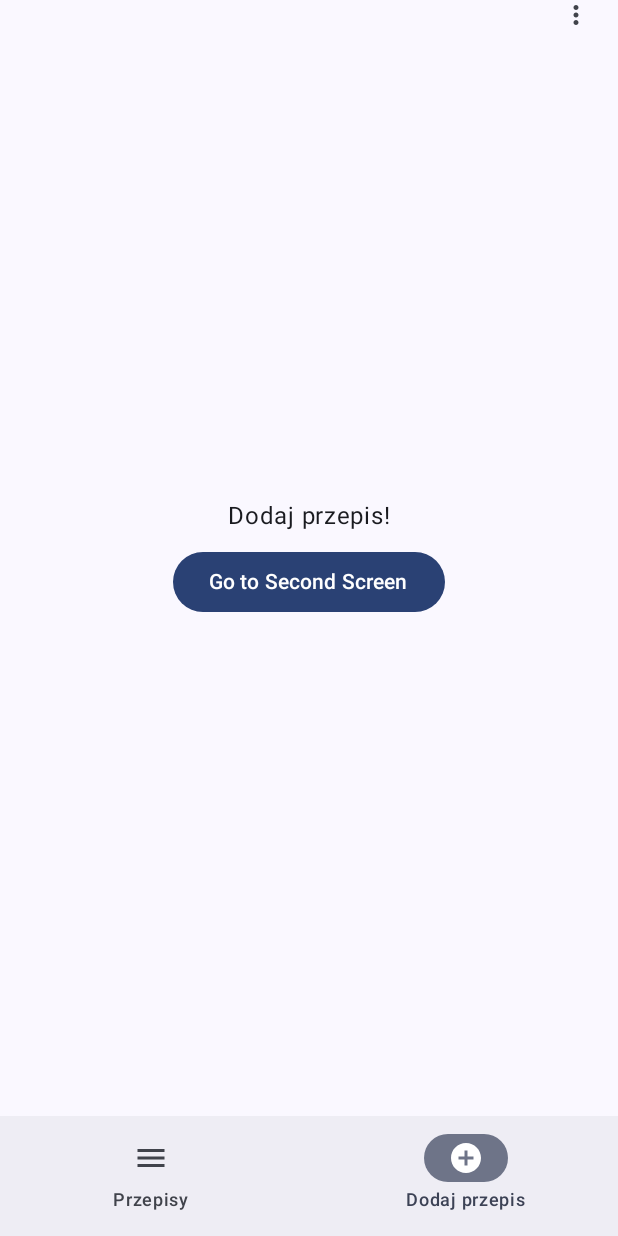
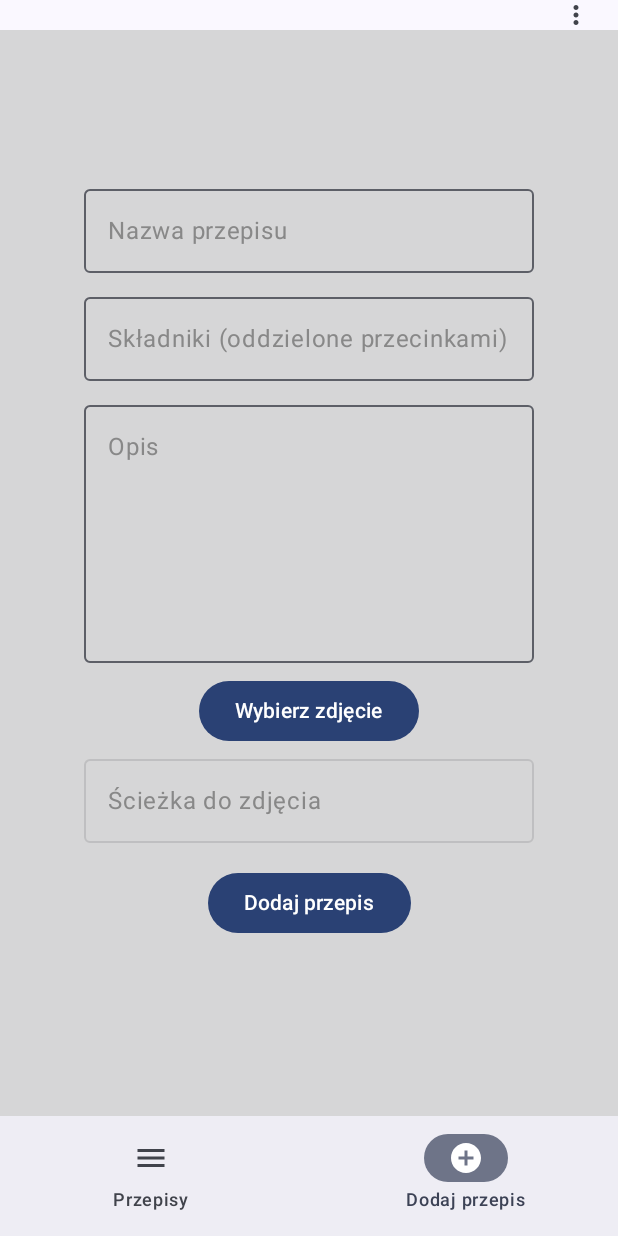
Before and after one commit to ovezthaking/TipplifyMobile, an Android app built with Jetpack Compose: the add_recipe_screen screen opened through its navigation route, on a phone screen of 412 x 824 dp. Run offline under Robolectric (Android 15) with nearby library versions, the phone set to English and light mode, and no system bars.

Commit message:
JSON files handling, add recipe function and screen

```diff
--- a/app/build.gradle.kts
+++ b/app/build.gradle.kts
@@ -52,6 +52,8 @@ android {
 
 dependencies {
 
+    implementation("androidx.datastore:datastore-preferences:1.0.0")
+    implementation("androidx.datastore:datastore:1.0.0")
     implementation("io.coil-kt:coil-compose:2.5.0")
     implementation("org.jetbrains.kotlinx:kotlinx-serialization-json:1.6.2")
     implementation("androidx.lifecycle:lifecycle-viewmodel-compose:2.6.2")
--- /dev/null
+++ b/app/src/main/assets/recipes/Mai Tai.json
@@ -0,0 +1 @@
+{"name":"Mai Tai","description":"W shakerze połączyć 30 ml rumu białego, 30 ml rumu ciemnego, 15 ml likieru migdałowego oraz 20 ml soku z limonki. Nalewać mieszankę do szklanki z lodem. Udekorować listkiem mięty i kawałkiem ananasa.","photoPath":"mai_tai.png","ingredients":["30 ml rumu białego 🥃","30 ml rumu ciemnego 🥃","15 ml likieru migdałowego 🍹","20 ml soku z limonki 🍋‍🟩","Kostki lodu ❄️","Listek mięty 🌿","Kawałek ananasa 🍍"]}
--- /dev/null
+++ b/app/src/main/assets/recipes/Manhattan.json
@@ -0,0 +1 @@
+{"name":"Manhattan","description":"W szkle do mieszania połączyć 60 ml bourbonu, 30 ml czerwonego wermutu i 2 krople Angostury Bitters. Nalewać do schłodzonej szklanki typu martini. Udekorować wisienką koktajlową.","photoPath":"Assets/manhattan.png","ingredients":["60 ml bourbonu 🥃","30 ml czerwonego wermutu 🍷","2 krople Angostury Bitters 🍹","Lód ❄️","Wisienka koktajlowa 🍒"]}
--- a/app/src/main/java/com/example/tipplify/AddRecipeScreen.kt
+++ b/app/src/main/java/com/example/tipplify/AddRecipeScreen.kt
@@ -1,28 +1,173 @@
 package com.example.tipplify
 
+import android.app.Application
+import android.content.Context
+import android.net.Uri
+import androidx.activity.compose.rememberLauncherForActivityResult
+import androidx.activity.result.contract.ActivityResultContracts
+import androidx.activity.result.launch
 import androidx.compose.foundation.layout.Arrangement
+import androidx.compose.foundation.layout.Box
 import androidx.compose.foundation.layout.Column
 import androidx.compose.foundation.layout.Spacer
 import androidx.compose.foundation.layout.fillMaxSize
 import androidx.compose.foundation.layout.height
+import androidx.compose.foundation.layout.padding
+import androidx.compose.foundation.layout.width
+import androidx.compose.foundation.text2.input.delete
 import androidx.compose.material3.Button
+import androidx.compose.material3.ExperimentalMaterial3Api
+import androidx.compose.material3.OutlinedTextField
 import androidx.compose.material3.Text
 import androidx.compose.runtime.Composable
+import androidx.compose.runtime.getValue
+import androidx.compose.runtime.mutableStateOf
+import androidx.compose.runtime.remember
+import androidx.compose.runtime.setValue
 import androidx.compose.ui.Alignment
 import androidx.compose.ui.Modifier
+import androidx.compose.ui.draw.paint
+import androidx.compose.ui.graphics.Color
+import androidx.compose.ui.layout.ContentScale
+import androidx.compose.ui.platform.LocalContext
+import androidx.compose.ui.res.painterResource
+import androidx.compose.ui.tooling.preview.Preview
 import androidx.compose.ui.unit.dp
+import com.example.tipplify.model.Recipe
+import com.example.tipplify.model.RecipeViewModel
+import java.io.File
+import java.io.FileOutputStream
+import java.io.IOException
+import java.io.InputStream
+import java.util.UUID
+import kotlin.io.path.copyTo
+import kotlin.io.path.exists
+import kotlin.text.map
+import kotlin.text.split
+import kotlin.text.trim
 
+@OptIn(ExperimentalMaterial3Api::class)
 @Composable
-fun AddRecipeScreen(onMainScreen: () -> Unit) {
-    Column(
-        Modifier.fillMaxSize(),
-        horizontalAlignment = Alignment.CenterHorizontally,
-        verticalArrangement = Arrangement.Center
+fun AddRecipeScreen(onMainScreen: () -> Unit, viewModel: RecipeViewModel) {
+    var name by remember { mutableStateOf("") }
+    var ingredients by remember { mutableStateOf("") }
+    var description by remember { mutableStateOf("") }
+    var photoPath by remember { mutableStateOf("") }
+    var selectedImageUri by remember { mutableStateOf<Uri?>(null) }
+    val context = LocalContext.current
+
+    val galleryLauncher = rememberLauncherForActivityResult(
+        contract = ActivityResultContracts.GetContent()
+    ) { uri: Uri? ->
+        selectedImageUri = uri
+        uri?.let {
+            val fileName = copyImageToAssets(context, it)
+            photoPath = "recipes/$fileName"
+        }
+    }
+
+    Box(
+        modifier = Modifier
+            .fillMaxSize()
+            .paint(
+                painterResource(id = R.drawable.background),
+                contentScale = ContentScale.FillHeight,
+            )
     ) {
-        Text("Dodaj przepis!")
-        Spacer(modifier = Modifier.height(8.dp))
-        Button(onClick = onMainScreen) {
-            Text("Go to Second Screen")
+        Column(
+            modifier = Modifier
+                .fillMaxSize()
+                .padding(16.dp),
+            horizontalAlignment = Alignment.CenterHorizontally,
+            verticalArrangement = Arrangement.Center
+        ) {
+            OutlinedTextField(
+                textStyle = androidx.compose.ui.text.TextStyle(color = Color.White),
+                value = name,
+                onValueChange = { name = it },
+                label = { Text("Nazwa przepisu", color = Color.Gray) },
+                modifier = Modifier
+                    .padding(bottom = 8.dp)
+                    .width(300.dp)
+            )
+            OutlinedTextField(
+                value = ingredients,
+                onValueChange = { ingredients = it },
+                label = { Text("Składniki (oddzielone przecinkami)", color = Color.Gray) },
+                modifier = Modifier
+                    .padding(bottom = 8.dp)
+                    .width(300.dp)
+            )
+            OutlinedTextField(
+                value = description,
+                onValueChange = { description = it },
+                label = { Text("Opis", color = Color.Gray) },
+                modifier = Modifier
+                    .padding(bottom = 8.dp)
+                    .height(180.dp)
+                    .width(300.dp)
+            )
+            Button(onClick = { galleryLauncher.launch("image/*") }) {
+                Text("Wybierz zdjęcie")
+            }
+            OutlinedTextField(
+                value = photoPath,
+                onValueChange = { photoPath = it },
+                label = { Text("Ścieżka do zdjęcia", color = Color.Gray) },
+                modifier = Modifier
+                    .padding(bottom = 16.dp)
+                    .width(300.dp),
+                enabled = false
+            )
+            Button(onClick = {
+                val recipe = Recipe(
+                    name = name,
+                    ingredients = ingredients.split(",").map { it.trim() },
+                    description = description,
+                    photoPath = photoPath
+                )
+                viewModel.addRecipe(recipe)
+                onMainScreen()
+            }) {
+                Text("Dodaj przepis")
+            }
         }
     }
 }
+
+private fun copyImageToAssets(context: Context, uri: Uri): String {
+    val inputStream: InputStream? = context.contentResolver.openInputStream(uri)
+    val fileName = UUID.randomUUID().toString() + ".png"
+    val outputFile = File(context.filesDir, fileName)
+    try {
+        inputStream?.use { input ->
+            FileOutputStream(outputFile).use { output ->
+                val buffer = ByteArray(4 * 1024)
+                var read: Int
+                while (input.read(buffer).also { read = it } != -1) {
+                    output.write(buffer, 0, read)
+                }
+                output.flush()
+            }
+        }
+        val assetManager = context.assets
+        val assetDir = File(context.filesDir, "recipes")
+        if(!assetDir.exists()){
+            assetDir.mkdir()
+        }
+        val assetFile = File(assetDir, fileName)
+        outputFile.copyTo(assetFile, overwrite = true)
+        outputFile.delete()
+        return fileName
+    } catch (e: IOException) {
+        e.printStackTrace()
+        return ""
+    }
+}
+
+
+@Preview(showBackground = true)
+@Composable
+fun AddRecipeScreenPreview() {
+    AddRecipeScreen(onMainScreen = {}, viewModel = RecipeViewModel(Application()))
+}
--- a/app/src/main/java/com/example/tipplify/BottomNavGraph.kt
+++ b/app/src/main/java/com/example/tipplify/BottomNavGraph.kt
@@ -42,7 +42,8 @@ fun BottomNavGraph(navController: NavHostController) {
                 RecipeScreen(recipeId = recipeId, viewModel = viewModel)
             }
             composable(route = Screens.AddRecipeScreen.route) {
-                AddRecipeScreen { navController.navigate(Screens.MainScreen.route) }
+                val viewModel = viewModel<RecipeViewModel>()
+                AddRecipeScreen(onMainScreen = { navController.navigate(Screens.MainScreen.route) }, viewModel = viewModel)
             }
         }
     }
--- a/app/src/main/java/com/example/tipplify/model/RecipeViewModel.kt
+++ b/app/src/main/java/com/example/tipplify/model/RecipeViewModel.kt
@@ -2,6 +2,7 @@ package com.example.tipplify.model
 
 import android.app.Application
 import androidx.activity.result.launch
+
 
 import androidx.lifecycle.AndroidViewModel
 import androidx.lifecycle.ViewModel
@@ -10,8 +11,13 @@ import androidx.lifecycle.viewModelScope
 import kotlinx.coroutines.flow.MutableStateFlow
 import kotlinx.coroutines.flow.StateFlow
 import kotlinx.coroutines.launch
+import kotlinx.serialization.encodeToString
 import kotlinx.serialization.json.Json
+import java.io.File
+import java.io.FileOutputStream
 import java.io.IOException
+import java.io.OutputStreamWriter
+import kotlin.concurrent.write
 
 class RecipeViewModel(application: Application) : AndroidViewModel(application) {
     private val _recipes = MutableStateFlow<List<Recipe>>(emptyList())
@@ -35,12 +41,22 @@ class RecipeViewModel(application: Application) : AndroidViewModel(application)
             val recipeList = mutableListOf<Recipe>()
             try {
                 val assetManager = getApplication<Application>().assets
-                val files = assetManager.list("recipes")
-                files?.forEach { filename ->
-                    if (filename.endsWith(".json")) {
+                val assetFiles = assetManager.list("recipes") ?: emptyArray()
+                val filesDir = File(getApplication<Application>().filesDir, "recipes")
+                val filesDirFiles = filesDir.listFiles() ?: emptyArray()
+
+                val allFiles = assetFiles.map { "assets/recipes/$it" } + filesDirFiles.map { it.absolutePath }
+
+                allFiles.forEach { filePath ->
+                    if (filePath.endsWith(".json")) {
                         try {
-                            val inputStream = assetManager.open("recipes/$filename")
-                            val jsonString = inputStream.bufferedReader().use { it.readText() }
+                            val jsonString = if (filePath.startsWith("assets/")) {
+                                val inputStream = assetManager.open(filePath.removePrefix("assets/"))
+                                inputStream.bufferedReader().use { it.readText() }
+                            } else {
+                                val file = File(filePath)
+                                file.bufferedReader().use { it.readText() }
+                            }
                             val recipe = Json.decodeFromString<Recipe>(jsonString)
                             val recipeWithId = recipe.copy(id = nextRecipeId++)
                             recipeList.add(recipeWithId)
@@ -64,4 +80,29 @@ class RecipeViewModel(application: Application) : AndroidViewModel(application)
             }
         }
     }
+
+    fun addRecipe(recipe: Recipe) {
+        viewModelScope.launch {
+            val recipeWithId = recipe.copy(id = nextRecipeId++)
+            val updatedRecipes = _recipes.value + recipeWithId
+            _recipes.value = updatedRecipes
+            _filteredRecipes.value = updatedRecipes
+            saveRecipeToJson(recipeWithId)
+        }
+    }
+
+    private fun saveRecipeToJson(recipe: Recipe) {
+        viewModelScope.launch {
+            try {
+                val fileName = "recipes/recipe_${recipe.id}.json"
+                val outputFile = File(getApplication<Application>().filesDir, fileName)
+                val outputStream = java.io.FileOutputStream(outputFile)
+                val writer = OutputStreamWriter(outputStream)
+                val jsonString = Json.encodeToString(recipe)
+                writer.use { it.write(jsonString) }
+            } catch (e: IOException) {
+                e.printStackTrace()
+            }
+        }
+    }
 }
```
Also changed, not shown: app/src/main/java/com/example/tipplify/RecipeScreen.kt (+11 -16 lines), 1 other file.
